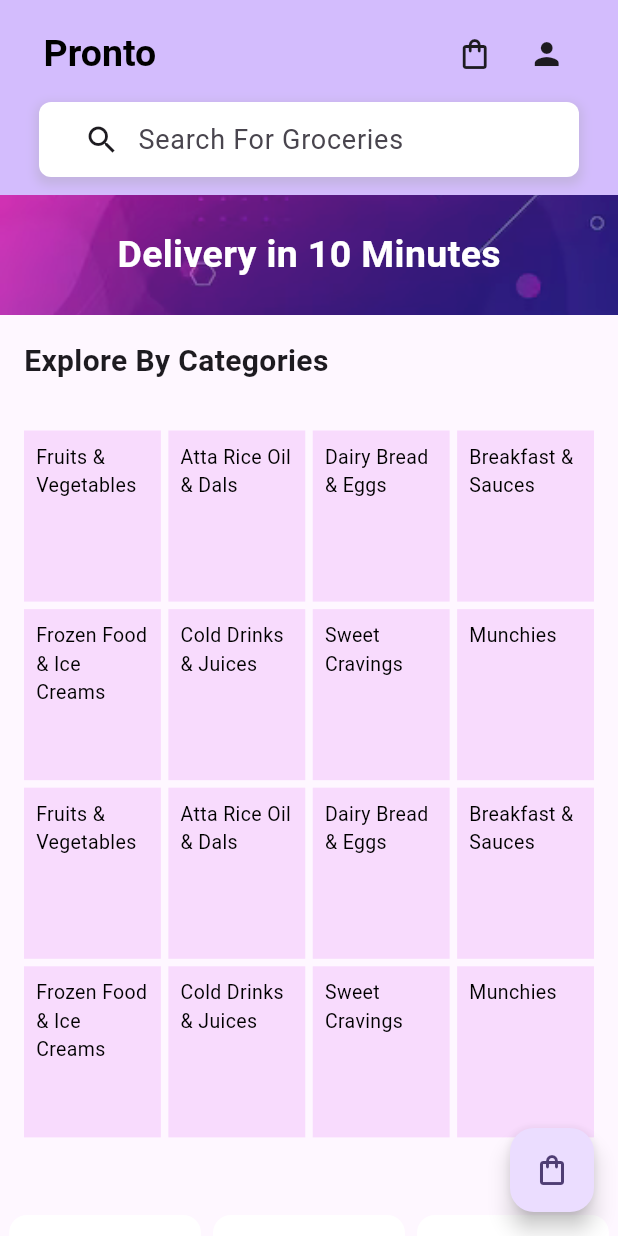
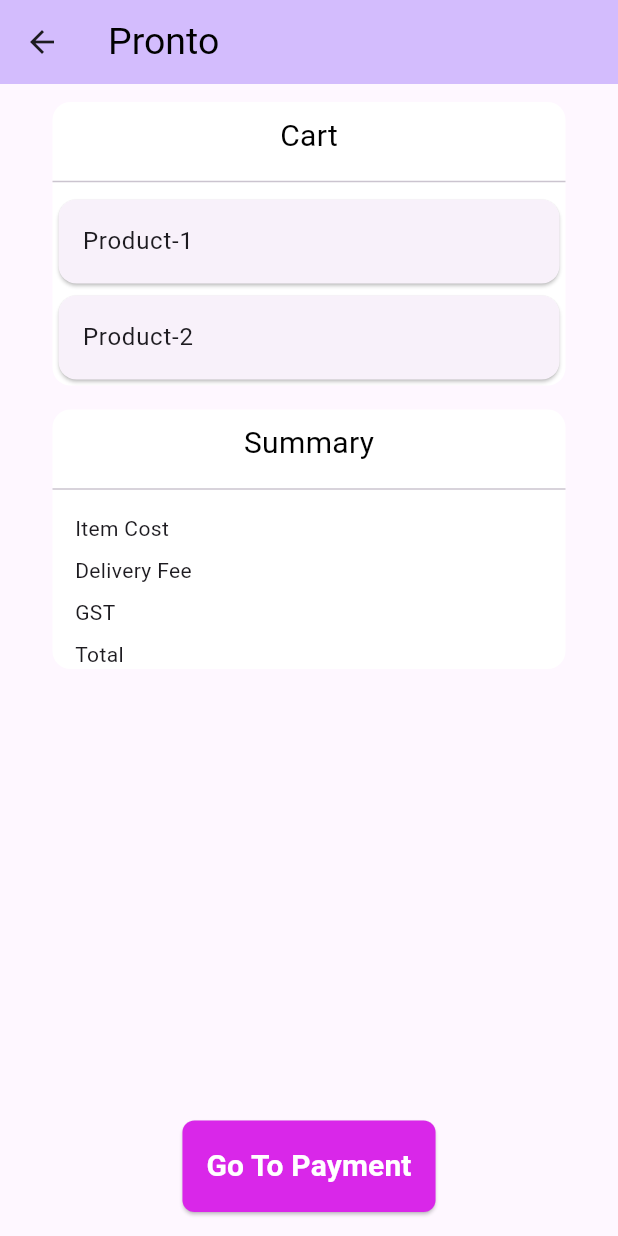
Before and after one commit to girithc/otto-mart, a Flutter app: the screen it shows after launch, after a tap on the "shopping bag" icon, on a phone screen of 412 x 824 dp. Run offline on Flutter 3.47's test engine with Material 2 defaults, Android fonts, the phone set to English and light mode, and no system bars; drawn by our look-alikes of carousel_slider; our stand-ins replace google_fonts.

Commit message:
Cart and navigation to cart from home

```diff
--- /dev/null
+++ b/lib/cart.dart
@@ -0,0 +1,212 @@
+import 'package:flutter/material.dart';
+
+/// Flutter code sample for [Card].
+
+class CartPage extends StatelessWidget {
+  const CartPage({super.key});
+
+  @override
+  Widget build(BuildContext context) {
+    return Scaffold(
+      appBar: AppBar(
+        title: const Text(
+          'Pronto',
+          style: TextStyle(
+            fontSize: 25,
+            fontWeight: FontWeight.normal,
+            color: Colors.black,
+          ),
+        ),
+        backgroundColor: Theme.of(context).colorScheme.inversePrimary,
+      ),
+      body: const Column(
+        crossAxisAlignment: CrossAxisAlignment.center,
+        children: [CartItems(), CartSummary()],
+      ),
+      floatingActionButton: ElevatedButton(
+        onPressed: () {
+          // Add your button logic here
+        },
+        style: ElevatedButton.styleFrom(
+          shape: RoundedRectangleBorder(
+            borderRadius:
+                BorderRadius.circular(8.0), // Adjust the value for squareness
+          ),
+          backgroundColor: const Color.fromARGB(255, 217, 39, 233),
+          padding: const EdgeInsets.all(16.0), // Set the background color
+        ),
+        child: const Text(
+          'Go To Payment',
+          style: TextStyle(
+            fontSize: 20,
+            fontWeight: FontWeight.bold,
+            color: Colors.white,
+          ),
+        ),
+      ),
+      floatingActionButtonLocation: FloatingActionButtonLocation.centerFloat,
+    );
+  }
+}
+
+class CartItems extends StatefulWidget {
+  const CartItems({super.key});
+
+  @override
+  State<CartItems> createState() => _CartItemsState();
+}
+
+class _CartItemsState extends State<CartItems> {
+  @override
+  Widget build(BuildContext context) {
+    return Center(
+      child: Column(
+        crossAxisAlignment: CrossAxisAlignment.center,
+        children: [
+          Padding(
+            padding: const EdgeInsets.only(top: 8.0),
+            child: SizedBox(
+              width: 350, // Set the desired width for the Card
+              child: Card(
+                color: Colors.white,
+                elevation: 5.0,
+                shadowColor: Colors.transparent,
+                child: ListView(
+                  shrinkWrap: true,
+                  children: const [
+                    SizedBox(
+                      width:
+                          double.infinity, // Match the width of the parent Card
+                      child: Align(
+                        alignment: Alignment
+                            .center, // Center the child inside SizedBox
+                        child: Padding(
+                          padding:
+                              EdgeInsets.all(8.0), // Add padding to the text
+                          child: Text(
+                            'Cart',
+                            style: TextStyle(
+                              fontSize: 20,
+                              color: Colors.black,
+                            ),
+                          ),
+                        ),
+                      ),
+                    ),
+                    Divider(),
+
+                    Card(
+                      child: ListTile(
+                        title: Text('Product-1'),
+                      ),
+                    ),
+                    Card(
+                      child: ListTile(
+                        title: Text('Product-2'),
+                      ),
+                    ),
+                    // Add more ListView items as needed
+                  ],
+                ),
+              ),
+            ),
+          )
+        ],
+      ),
+    );
+  }
+}
+
+class CartSummary extends StatefulWidget {
+  const CartSummary({super.key});
+
+  @override
+  State<CartSummary> createState() => _CartSummaryState();
+}
+
+class _CartSummaryState extends State<CartSummary> {
+  @override
+  Widget build(BuildContext context) {
+    return Center(
+      child: Column(
+        crossAxisAlignment: CrossAxisAlignment.center,
+        children: [
+          Padding(
+            padding: const EdgeInsets.only(top: 8.0),
+            child: SizedBox(
+              width: 350, // Set the desired width for the Card
+              child: Card(
+                color: Colors.white,
+                elevation: 5.0,
+                shadowColor: Colors.transparent,
+                child: ListView(
+                  shrinkWrap: true,
+                  children: const [
+                    SizedBox(
+                      width:
+                          double.infinity, // Match the width of the parent Card
+                      child: Align(
+                        alignment: Alignment
+                            .center, // Center the child inside SizedBox
+                        child: Padding(
+                          padding:
+                              EdgeInsets.all(8.0), // Add padding to the text
+                          child: Text(
+                            'Summary',
+                            style: TextStyle(
+                              fontSize: 20,
+                              color: Colors.black,
+                            ),
+                          ),
+                        ),
+                      ),
+                    ),
+                    Divider(),
+
+                    Row(
+                      children: [
+                        Padding(
+                          padding: EdgeInsets.only(
+                              left: 15.0, top: 8.0), // Add padding to the text
+                          child: Text('Item Cost'),
+                        ),
+                      ],
+                    ),
+                    Row(
+                      children: [
+                        Padding(
+                          padding: EdgeInsets.only(
+                              left: 15.0, top: 8.0), // Add padding to the text
+                          child: Text('Delivery Fee'),
+                        ),
+                      ],
+                    ),
+                    Row(
+                      children: [
+                        Padding(
+                          padding: EdgeInsets.only(
+                              left: 15.0, top: 8.0), // Add padding to the text
+                          child: Text('GST'),
+                        ),
+                      ],
+                    ),
+                    Row(
+                      children: [
+                        Padding(
+                          padding: EdgeInsets.only(
+                              left: 15.0, top: 8.0), // Add padding to the text
+                          child: Text('Total'),
+                        ),
+                      ],
+                    ),
+                    // Add more ListView items as needed
+                  ],
+                ),
+              ),
+            ),
+          )
+        ],
+      ),
+    );
+  }
+}
--- a/lib/main.dart
+++ b/lib/main.dart
@@ -1,6 +1,7 @@
 import 'package:flutter/material.dart';
 import 'package:carousel_slider/carousel_slider.dart';
 import 'package:google_fonts/google_fonts.dart';
+import 'package:pronto/cart.dart';
 
 void main() {
   runApp(const MyApp());
@@ -33,15 +34,13 @@ class MyHomePage extends StatefulWidget {
 }
 
 class _MyHomePageState extends State<MyHomePage> {
-  int _counter = 0;
-
   final GlobalKey<RefreshIndicatorState> _refreshIndicatorKey =
       GlobalKey<RefreshIndicatorState>();
 
   Future<void> _onRefresh() async {
     // Add your refresh logic here, e.g., fetching new data
     // For demonstration purposes, you can use a delay to simulate async behavior
-    await Future.delayed(Duration(seconds: 2));
+    await Future.delayed(const Duration(seconds: 2));
 
     // After refreshing the data, call setState to update the UI
     setState(() {
@@ -56,12 +55,8 @@ final GlobalKey<RefreshIndicatorState> _refreshIndicatorKey =
       // so that the display can reflect the updated values. If we changed
       // _counter without calling setState(), then the build method would not be
       // called again, and so nothing would appear to happen.
-      _counter += 2;
-      _counter += 2;
     });
   }
-
-
 
   @override
   Widget build(BuildContext context) {
@@ -396,9 +391,8 @@ final GlobalKey<RefreshIndicatorState> _refreshIndicatorKey =
               ),
             ],
           ),
-      ),),
-
-
+        ),
+      ),
 
       floatingActionButton: FloatingActionButton(
         onPressed: _incrementCounter,
@@ -451,6 +445,10 @@ class CustomAppBar extends StatelessWidget implements PreferredSizeWidget {
                   icon: const Icon(Icons.shopping_bag_outlined),
                   onPressed: () {
                     // Your notifications icon logic here
+                    Navigator.push(
+                        context,
+                        MaterialPageRoute(
+                            builder: (context) => const CartPage()));
                   },
                 ),
                 IconButton(
```
Lines whose indentation alone changed are shown as unchanged.
